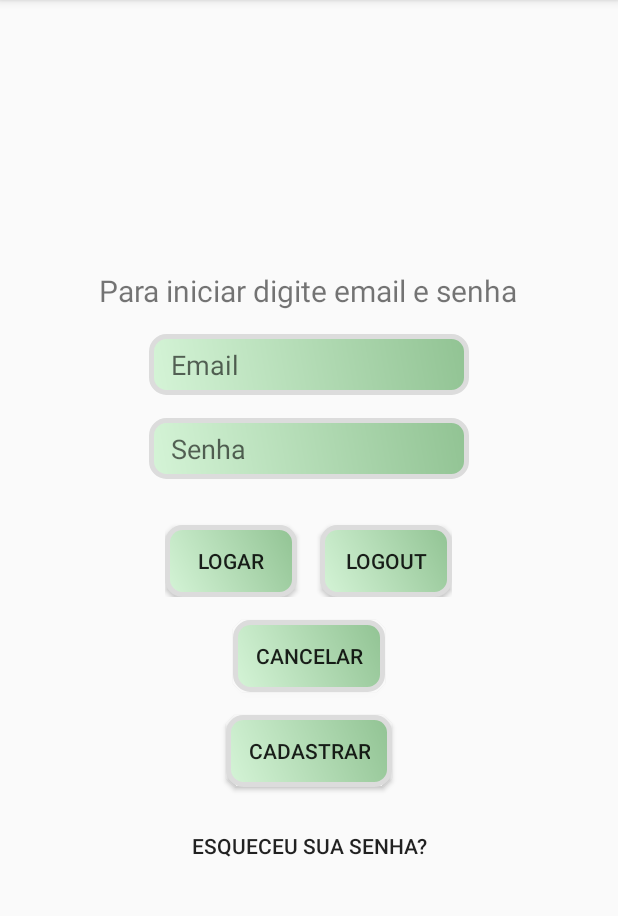
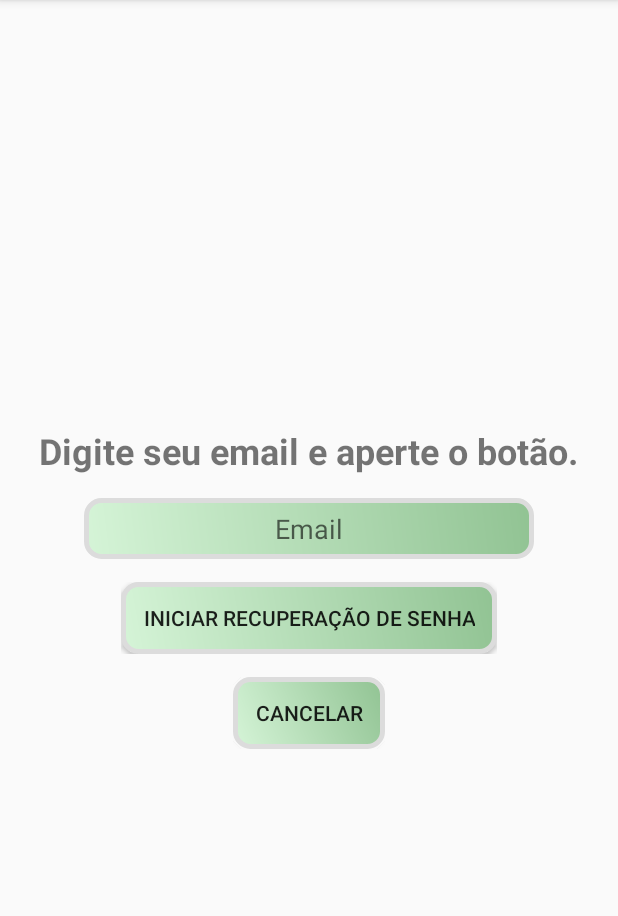
Before and after one commit to MauroTi/OrcamentoDomestico, an Android app: the screen it shows after launch (MainActivity before the commit, ResetPasswordActivity after it), after a tap on "ESQUECEU SUA SENHA?", on a phone screen of 412 x 824 dp, the part 84-1000 px from its top. Run offline under Robolectric (Android 15) with nearby library versions, the phone set to English and light mode, and no system bars; our stand-ins replace Firebase (no records; nobody signed in at launch, a user with empty details on screens opened directly); 1 statement that could not run was skipped.

Commit message:
Reset password funcionando

```diff
--- a/app/src/main/AndroidManifest.xml
+++ b/app/src/main/AndroidManifest.xml
@@ -22,6 +22,7 @@
         <activity android:name=".Main3Activity" />
         <activity android:name=".Main2Activity" />
         <activity android:name=".MainActivity" />
+        <activity android:name=".ResetPasswordActivity" />
 
     </application>
 
--- a/app/src/main/java/com/example/orcamentodomestico/Main2Activity.java
+++ b/app/src/main/java/com/example/orcamentodomestico/Main2Activity.java
@@ -9,9 +9,13 @@ import android.widget.Button;
 import android.widget.EditText;
 import android.widget.ListView;
 import android.widget.TextView;
+import android.widget.Toast;
 
 import androidx.appcompat.app.AlertDialog;
 import androidx.appcompat.app.AppCompatActivity;
+
+import com.google.firebase.auth.FirebaseAuth;
+import com.google.firebase.auth.FirebaseUser;
 
 import java.util.ArrayList;
 import java.util.Iterator;
@@ -22,6 +26,7 @@ public class Main2Activity extends AppCompatActivity {
   // criação do adapter e da lista
   ListAdapterItem adapter;
     ArrayList<Item> listaItens;
+    private FirebaseAuth mAuth;
 
   // fim criação adapter e lista
 
@@ -40,6 +45,24 @@ public class Main2Activity extends AppCompatActivity {
   protected void onCreate(Bundle savedInstanceState) {
       super.onCreate(savedInstanceState);
       setContentView(R.layout.activity_main2);
+
+      // Initialize Firebase Auth
+      mAuth = FirebaseAuth.getInstance();
+      //Verifica se usuario esta logado
+      FirebaseUser user = mAuth.getCurrentUser();
+      if (user != null) {
+          Toast.makeText(
+                  getApplicationContext(),
+                  "Bem vindo de volta " + user.getEmail() + "!",
+                  Toast.LENGTH_LONG)
+                  .show();
+      } else {
+          Intent intent = new Intent(getApplicationContext(), MainActivity.class);
+          startActivity(intent);
+          finish();
+      }
+
+
       final Context context = this;
 
       listaItens = new ArrayList<Item>();
@@ -76,6 +99,24 @@ public class Main2Activity extends AppCompatActivity {
               itensAddDespesa.setText(String.valueOf(itensDespesa));
           }
         });
+
+      btnLogout.setOnClickListener(new View.OnClickListener() {
+          @Override
+          public void onClick(View v) {
+              disconnect();
+          }
+      });
+  }
+
+    private void disconnect() {
+        FirebaseAuth.getInstance().signOut();
+        closePrincipal();
+    }
+
+    private void closePrincipal() {
+        Intent intent = new Intent(getApplicationContext(), MainActivity.class);
+        startActivity(intent);
+        finish();
     }
 
     public void updateAdapter() {
--- a/app/src/main/java/com/example/orcamentodomestico/MainActivity.java
+++ b/app/src/main/java/com/example/orcamentodomestico/MainActivity.java
@@ -119,6 +119,8 @@ public class MainActivity extends AppCompatActivity {
                 new View.OnClickListener() {
                     @Override
                     public void onClick(View v) {
+                        Intent intent = new Intent(MainActivity.this, ResetPasswordActivity.class);
+                        startActivity(intent);
                     }
                 });
 
@@ -132,13 +134,12 @@ public class MainActivity extends AppCompatActivity {
                 });
 
 
-        btnLogout.setOnClickListener(
-                new View.OnClickListener() {
+       /* btnLogout.setOnClickListener(new View.OnClickListener() {
                     @Override
                     public void onClick(View v) {
                         disconnect();
                     }
-                });
+                });*/
     }
 
     private void loginUser(String email, String password) {
@@ -157,7 +158,7 @@ public class MainActivity extends AppCompatActivity {
                                     FirebaseUser user = mAuth.getCurrentUser();
                                     Toast.makeText(
                                             getApplicationContext(),
-                                            "Login realizado com sucesso! Bem vindo " + user.getEmail() + "!",
+                                            "Login realizado com sucesso!",
                                             Toast.LENGTH_LONG)
                                             .show();
 
--- /dev/null
+++ b/app/src/main/java/com/example/orcamentodomestico/ResetPasswordActivity.java
@@ -0,0 +1,93 @@
+package com.example.orcamentodomestico;
+
+import android.content.Intent;
+import android.os.Bundle;
+import android.view.View;
+import android.widget.Button;
+import android.widget.EditText;
+import android.widget.Toast;
+
+import androidx.annotation.NonNull;
+import androidx.appcompat.app.AppCompatActivity;
+
+import com.google.android.gms.tasks.OnCompleteListener;
+import com.google.android.gms.tasks.Task;
+import com.google.firebase.auth.FirebaseAuth;
+
+import static android.text.TextUtils.isEmpty;
+
+public class ResetPasswordActivity extends AppCompatActivity {
+
+    private EditText edtEmail;
+    private FirebaseAuth mAuth;
+
+
+    @Override
+    protected void onCreate(Bundle savedInstanceState) {
+        super.onCreate(savedInstanceState);
+        setContentView(R.layout.activity_reset_senha);
+
+        edtEmail = findViewById(R.id.emailReset);
+        Button btnResetPassword = findViewById(R.id.btnReset);
+        Button btnBack = findViewById(R.id.btn_back);
+
+        mAuth = FirebaseAuth.getInstance();
+
+        btnResetPassword.setOnClickListener(new View.OnClickListener() {
+            @Override
+            public void onClick(View v) {
+
+                String email = edtEmail.getText().toString().trim();
+
+                if (isEmpty(email)) {
+                    Toast.makeText(getApplicationContext(), "Digite seu email!", Toast.LENGTH_SHORT).show();
+                    return;
+                }
+
+                mAuth.sendPasswordResetEmail(email)
+                        .addOnCompleteListener(new OnCompleteListener<Void>() {
+                            @Override
+                            public void onComplete(@NonNull Task<Void> task) {
+                                if (task.isSuccessful()) {
+
+                                    Toast.makeText(getApplicationContext(), "Acesse o link enviado para seu email!", Toast.LENGTH_LONG).show();
+
+                                    Intent intent = new Intent(getApplicationContext(), MainActivity.class);
+                                    startActivity(intent);
+                                    finish();
+                                } else {
+                                    Toast.makeText(getApplicationContext(), "Redefinição de senha falhou! Tente novamente!", Toast.LENGTH_SHORT).show();
+                                }
+                            }
+                        });
+            }
+        });
+
+        btnBack.setOnClickListener(new View.OnClickListener() {
+            @Override
+            public void onClick(View v) {
+                finish();
+            }
+        });
+    }
+
+}
+
+
+
+   /* FirebaseUser user = FirebaseAuth.getInstance().getCurrentUser();
+
+    BreakIterator newPassword = null;
+                      assert newPassword != null;
+                      user.updatePassword(newPassword.getText().toString().trim())
+            .addOnCompleteListener(new OnCompleteListener<Void>() {
+        @Override
+        public void onComplete(@NonNull Task<Void> task) {
+            if (task.isSuccessful()) {
+                Toast.makeText(LoginActivity.this, "Password is updated!", Toast.LENGTH_SHORT).show();
+            } else {
+                Toast.makeText(LoginActivity.this, "Failed to update password!", Toast.LENGTH_SHORT).show();
+                //progressBar.setVisibility(View.GONE);
+            }
+        }
+    });*/
--- a/app/src/main/java/com/example/orcamentodomestico/Splash.java
+++ b/app/src/main/java/com/example/orcamentodomestico/Splash.java
@@ -17,7 +17,7 @@ public class Splash extends AppCompatActivity {
         new Handler().postDelayed(new Runnable() {
             @Override
             public void run() {
-                Intent dashb = new Intent(Splash.this, MainActivity.class);
+                Intent dashb = new Intent(Splash.this, Main2Activity.class);
                 startActivity(dashb);
                 finish();
             }
--- a/app/src/main/res/layout/activity_main.xml
+++ b/app/src/main/res/layout/activity_main.xml
@@ -22,12 +22,12 @@
 
         <EditText
             android:id="@+id/etEmail"
-            android:layout_width="wrap_content"
+            android:layout_width="300dp"
             android:layout_height="wrap_content"
             android:layout_marginBottom="15dp"
             android:background="@drawable/btn_customizado"
+            android:ems="10"
             android:hint="Email"
-            android:ems="10"
             android:inputType="textPersonName" />
 
         <EditText
@@ -52,16 +52,6 @@
                 android:layout_marginTop="15dp"
                 android:background="@drawable/btn_customizado"
                 android:text="Logar" />
-
-            <Button
-                android:id="@+id/btnLogout"
-                android:layout_width="wrap_content"
-                android:layout_height="wrap_content"
-                android:layout_marginLeft="15dp"
-                android:layout_marginTop="15dp"
-                android:layout_weight="1"
-                android:background="@drawable/btn_customizado"
-                android:text="Logout" />
 
         </LinearLayout>
 
--- a/app/src/main/res/layout/activity_main2.xml
+++ b/app/src/main/res/layout/activity_main2.xml
@@ -185,10 +185,11 @@
                 android:layout_width="wrap_content"
                 android:layout_height="wrap_content"
                 android:layout_gravity="center"
+                android:background="@drawable/btn_customizado"
                 android:gravity="center"
                 android:onClick="proxima"
-                android:text="Próxima"
-                android:background="@drawable/btn_customizado" />
+                android:text="Próxima" />
+
         </LinearLayout>
     </RelativeLayout>
 
--- /dev/null
+++ b/app/src/main/res/layout/activity_reset_senha.xml
@@ -0,0 +1,85 @@
+<?xml version="1.0" encoding="utf-8"?>
+<androidx.constraintlayout.widget.ConstraintLayout xmlns:android="http://schemas.android.com/apk/res/android"
+    xmlns:app="http://schemas.android.com/apk/res-auto"
+    xmlns:tools="http://schemas.android.com/tools"
+    android:layout_width="match_parent"
+    android:layout_height="match_parent"
+    android:layout_gravity="center"
+    tools:context=".ResetPasswordActivity">
+
+    <LinearLayout
+        android:layout_width="match_parent"
+        android:layout_height="match_parent"
+        android:gravity="center"
+        android:orientation="vertical"
+        tools:layout_editor_absoluteX="1dp"
+        tools:layout_editor_absoluteY="1dp">
+
+        <LinearLayout
+            android:layout_width="wrap_content"
+            android:layout_height="wrap_content"
+            android:layout_marginTop="15dp"
+            android:orientation="horizontal">
+
+            <TextView
+                android:id="@+id/textView"
+                android:layout_width="wrap_content"
+                android:layout_height="wrap_content"
+                android:gravity="center"
+                android:text="Digite seu email e aperte o botão."
+                android:textSize="24sp"
+                android:textStyle="bold" />
+        </LinearLayout>
+
+        <LinearLayout
+            android:layout_width="wrap_content"
+            android:layout_height="wrap_content"
+            android:layout_marginTop="15dp"
+            android:orientation="horizontal">
+
+            <EditText
+                android:id="@+id/emailReset"
+                android:layout_width="300dp"
+                android:layout_height="wrap_content"
+                android:background="@drawable/btn_customizado"
+                android:ems="10"
+                android:gravity="center"
+                android:hint="Email"
+                android:inputType="textPersonName" />
+        </LinearLayout>
+
+        <LinearLayout
+            android:layout_width="wrap_content"
+            android:layout_height="wrap_content"
+            android:layout_marginTop="15dp"
+            android:gravity="center"
+            android:orientation="horizontal">
+
+            <Button
+                android:id="@+id/btnReset"
+                android:layout_width="wrap_content"
+                android:layout_height="wrap_content"
+                android:background="@drawable/btn_customizado"
+                android:text="Iniciar recuperação de senha" />
+
+        </LinearLayout>
+
+        <LinearLayout
+            android:layout_width="wrap_content"
+            android:layout_height="wrap_content"
+            android:layout_marginTop="15dp"
+            android:gravity="center"
+            android:orientation="horizontal">
+
+            <Button
+                android:id="@+id/btn_back"
+                android:layout_width="wrap_content"
+                android:layout_height="wrap_content"
+                android:background="@drawable/btn_customizado"
+                android:text="Cancelar" />
+
+        </LinearLayout>
+
+    </LinearLayout>
+
+</androidx.constraintlayout.widget.ConstraintLayout>
```
Also changed, not shown: 1 other file. Lines whose indentation alone changed are shown as unchanged.
